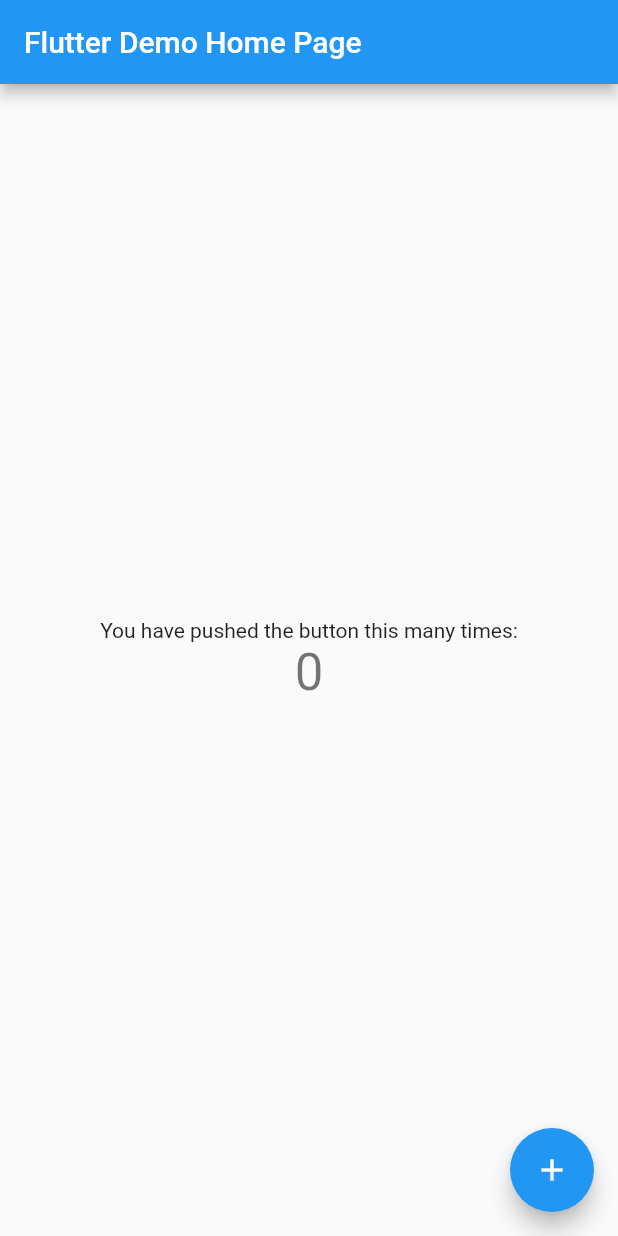
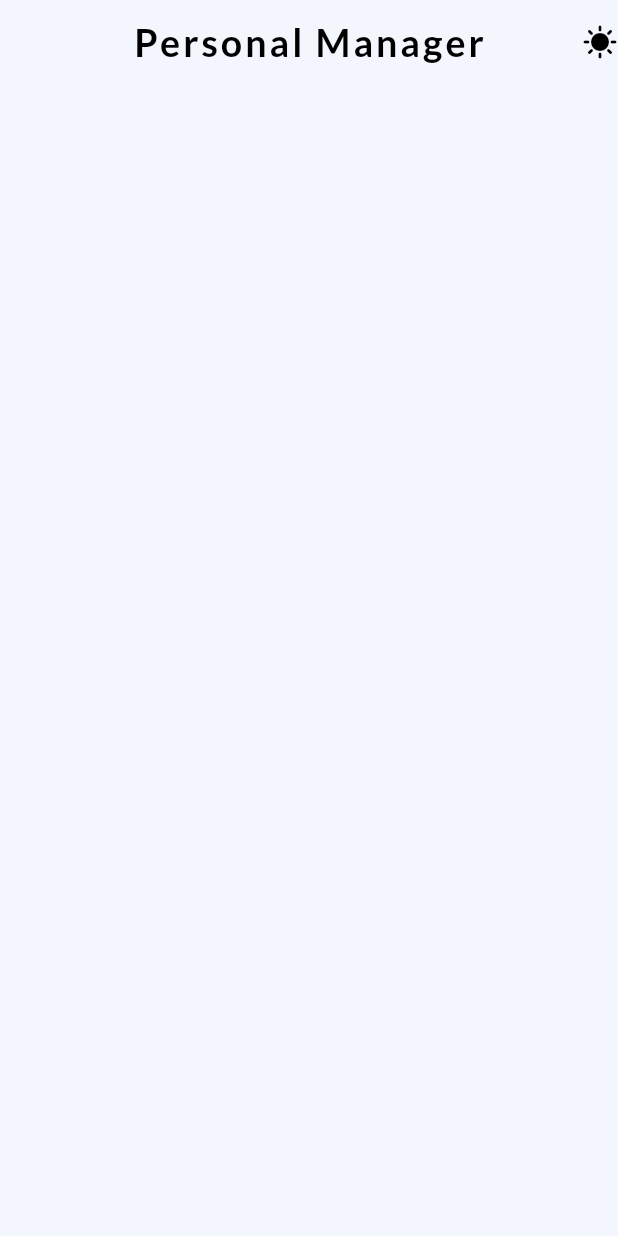
Before and after one commit to sayanths/educational_todu_test, a Flutter app: the screen it shows after launch, on a phone screen of 412 x 824 dp. Run offline on Flutter 3.47's test engine with Material 2 defaults, Android fonts, the phone set to English and light mode, and no system bars; our stand-ins replace get, google_fonts.

Commit message:
home page ui started

```diff
--- /dev/null
+++ b/lib/app/home_page/controller/theme_controller.dart
@@ -0,0 +1,30 @@
+import 'package:flutter/material.dart';
+import 'package:get/get.dart';
+
+class ThemeController extends GetxController {
+  ThemeMode themeMode = ThemeMode.system;
+  bool get isDarkMode => themeMode == ThemeMode.light;
+
+  void toggleThem(bool isOne) {
+    themeMode = isOne ? ThemeMode.dark : ThemeMode.light;
+    update();
+  }
+}
+
+class Mytheme {
+  static final darkthem = ThemeData(
+      scaffoldBackgroundColor: const Color(0xff3450A1),
+      appBarTheme: const AppBarTheme(backgroundColor: Color(0xff3450A1)),
+      primaryColor: Colors.white,
+      cardColor: const Color(0xff0A155A),
+      floatingActionButtonTheme: const FloatingActionButtonThemeData(
+          backgroundColor: Color(0xFFFF00FF)));
+
+  static final lightthem = ThemeData(
+    scaffoldBackgroundColor: const Color(0xffF4F6FD),
+    primaryColor: Colors.black,
+    floatingActionButtonTheme:
+        const FloatingActionButtonThemeData(backgroundColor: Color(0xFF002FFF)),
+    appBarTheme: const AppBarTheme(backgroundColor: Color(0xffF4F6FD)),
+  );
+}
--- /dev/null
+++ b/lib/app/home_page/view/home_page.dart
@@ -0,0 +1,35 @@
+import 'package:flutter/material.dart';
+import 'package:google_fonts/google_fonts.dart';
+
+class HomePage extends StatelessWidget {
+  const HomePage({super.key});
+
+  @override
+  Widget build(BuildContext context) {
+    return Scaffold(
+      appBar: AppBar(
+        elevation: 0,
+        title: Text(
+          "Personal Manager",
+          style: GoogleFonts.lato(
+              fontSize: 25,
+              letterSpacing: 2,
+              color: Colors.black,
+              fontWeight: FontWeight.bold),
+        ),
+        centerTitle: true,
+        actions: const [
+          Icon(
+            Icons.sunny,
+            color: Colors.black,
+          )
+        ],
+      ),
+      body: SafeArea(
+        child: Column(
+          children: const [],
+        ),
+      ),
+    );
+  }
+}
--- a/lib/main.dart
+++ b/lib/main.dart
@@ -1,4 +1,8 @@
+
+import 'package:banglore_task/app/home_page/controller/theme_controller.dart';
+import 'package:banglore_task/app/home_page/view/home_page.dart';
 import 'package:flutter/material.dart';
+import 'package:get/get.dart';
 
 void main() {
   runApp(const MyApp());
@@ -10,106 +14,14 @@
   // This widget is the root of your application.
   @override
   Widget build(BuildContext context) {
-    return MaterialApp(
-      title: 'Flutter Demo',
-      theme: ThemeData(
-        // This is the theme of your application.
-        //
-        // Try running your application with "flutter run". You'll see the
-        // application has a blue toolbar. Then, without quitting the app, try
-        // changing the primarySwatch below to Colors.green and then invoke
-        // "hot reload" (press "r" in the console where you ran "flutter run",
-        // or simply save your changes to "hot reload" in a Flutter IDE).
-        // Notice that the counter didn't reset back to zero; the application
-        // is not restarted.
-        primarySwatch: Colors.blue,
-      ),
-      home: const MyHomePage(title: 'Flutter Demo Home Page'),
+    final themProvider = Get.put(ThemeController());
+    return GetMaterialApp(
+      title: 'Education App',
+      debugShowCheckedModeBanner: false,
+      themeMode: themProvider.themeMode,
+      darkTheme: Mytheme.darkthem,
+      theme: Mytheme.lightthem,
+      home: const HomePage(),
     );
   }
 }
-
-class MyHomePage extends StatefulWidget {
-  const MyHomePage({super.key, required this.title});
-
-  // This widget is the home page of your application. It is stateful, meaning
-  // that it has a State object (defined below) that contains fields that affect
-  // how it looks.
-
-  // This class is the configuration for the state. It holds the values (in this
-  // case the title) provided by the parent (in this case the App widget) and
-  // used by the build method of the State. Fields in a Widget subclass are
-  // always marked "final".
-
-  final String title;
-
-  @override
-  State<MyHomePage> createState() => _MyHomePageState();
-}
-
-class _MyHomePageState extends State<MyHomePage> {
-  int _counter = 0;
-
-  void _incrementCounter() {
-    setState(() {
-      // This call to setState tells the Flutter framework that something has
-      // changed in this State, which causes it to rerun the build method below
-      // so that the display can reflect the updated values. If we changed
-      // _counter without calling setState(), then the build method would not be
-      // called again, and so nothing would appear to happen.
-      _counter++;
-    });
-  }
-
-  @override
-  Widget build(BuildContext context) {
-    // This method is rerun every time setState is called, for instance as done
-    // by the _incrementCounter method above.
-    //
-    // The Flutter framework has been optimized to make rerunning build methods
-    // fast, so that you can just rebuild anything that needs updating rather
-    // than having to individually change instances of widgets.
-    return Scaffold(
-      appBar: AppBar(
-        // Here we take the value from the MyHomePage object that was created by
-        // the App.build method, and use it to set our appbar title.
-        title: Text(widget.title),
-      ),
-      body: Center(
-        // Center is a layout widget. It takes a single child and positions it
-        // in the middle of the parent.
-        child: Column(
-          // Column is also a layout widget. It takes a list of children and
-          // arranges them vertically. By default, it sizes itself to fit its
-          // children horizontally, and tries to be as tall as its parent.
-          //
-          // Invoke "debug painting" (press "p" in the console, choose the
-          // "Toggle Debug Paint" action from the Flutter Inspector in Android
-          // Studio, or the "Toggle Debug Paint" command in Visual Studio Code)
-          // to see the wireframe for each widget.
-          //
-          // Column has various properties to control how it sizes itself and
-          // how it positions its children. Here we use mainAxisAlignment to
-          // center the children vertically; the main axis here is the vertical
-          // axis because Columns are vertical (the cross axis would be
-          // horizontal).
-          mainAxisAlignment: MainAxisAlignment.center,
-          children: <Widget>[
-            const Text(
-              'You have pushed the button this many times:',
-            ),
-            Text(
-              '$_counter',
-              style: Theme.of(context).textTheme.headline4,
-            ),
-          ],
-        ),
-      ),
-      floatingActionButton: FloatingActionButton(
-        onPressed: _incrementCounter,
-        tooltip: 'Increment',
-        child: const Icon(Icons.add),
-      ), // This trailing comma makes auto-formatting nicer for build methods.
-    );
-  }
-}
--- a/pubspec.yaml
+++ b/pubspec.yaml
@@ -36,6 +36,9 @@
   # The following adds the Cupertino Icons font to your application.
   # Use with the CupertinoIcons class for iOS style icons.
   cupertino_icons: ^1.0.2
+  get: ^4.6.5
+  google_fonts: ^3.0.1
+  slidable_bar: ^1.1.1
 
 dev_dependencies:
   flutter_test:
```
Also changed, not shown: pubspec.lock, 1 other file.
